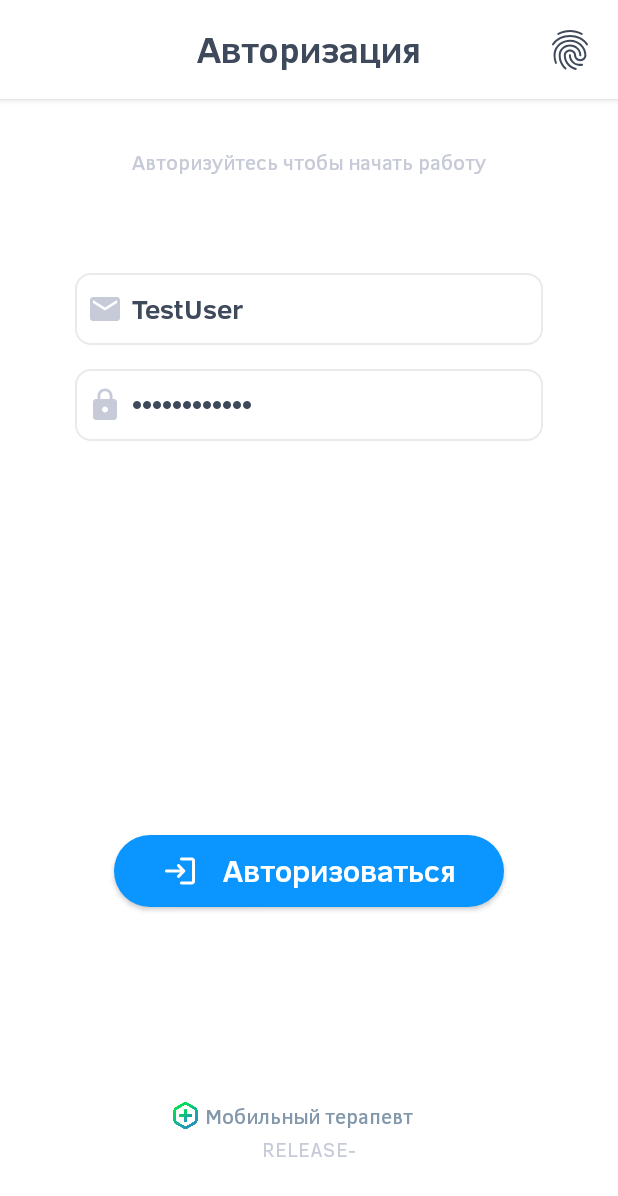
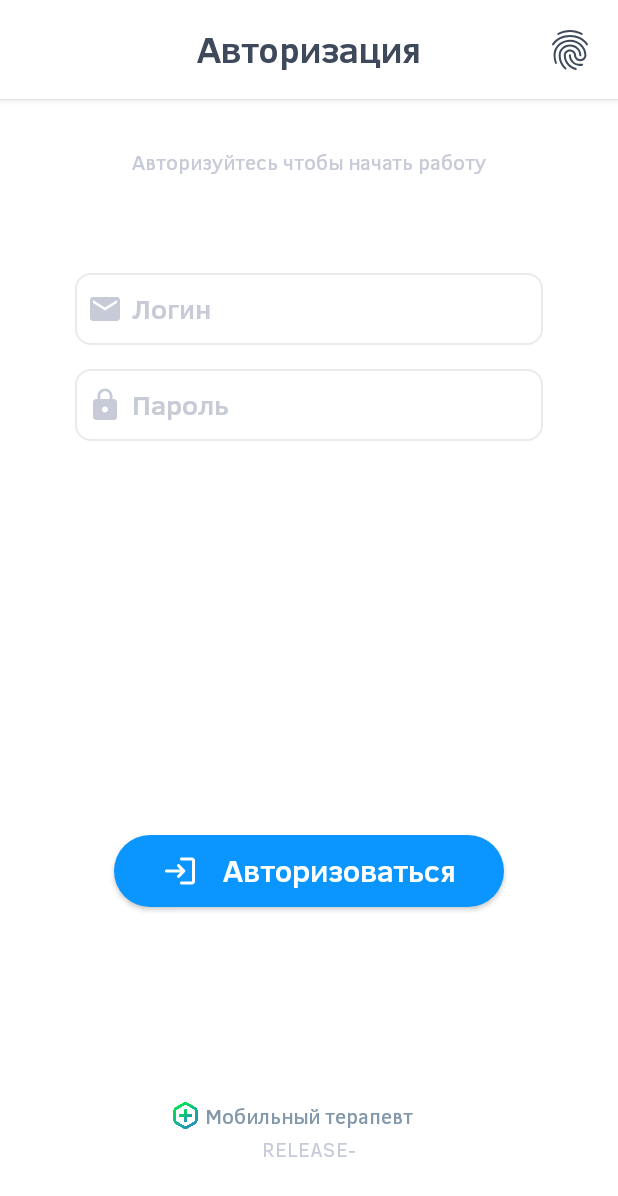
Before and after one commit to Injent/MIS-App, an Android app: the screen it shows after launch (MainActivity), on a phone screen of 412 x 824 dp. Shown: the top 1196 px of the screen. Run offline under Robolectric (Android 15) with nearby library versions, the phone set to English and light mode, and no system bars; our stand-ins replace Room's generated code, data binding; libraries missing offline, so code that uses them is left out: net.sqlcipher.database, org.osmdroid.config; pictures from the network do not load; 18 statements that could not run were skipped.

Commit message:
RELEASE-1.2 - Patch 3 Inspection

```diff
--- a/app/src/main/res/layout/fragment_auth.xml
+++ b/app/src/main/res/layout/fragment_auth.xml
@@ -99,7 +99,6 @@
                     android:hint="@string/login"
                     android:inputType="textEmailAddress"
                     android:paddingStart="8dp"
-                    android:text="TestUser"
                     android:textColor="@color/darkGrayText"
                     android:textColorHighlight="@color/highlight"
                     android:textColorHint="@color/lightGrayText"
@@ -120,7 +119,6 @@
                     android:hint="@string/password"
                     android:inputType="textWebPassword"
                     android:paddingStart="8dp"
-                    android:text="TestPassword"
                     android:textColor="@color/darkGrayText"
                     android:textColorHighlight="@color/highlight"
                     android:textColorHint="@color/lightGrayText"
```
Also changed, not shown: app/src/main/java/com/injent/miscalls/ui/adapters/FieldAdapter.java (+7 -5 lines).
